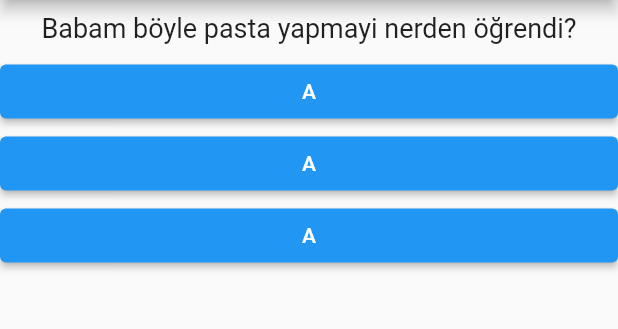
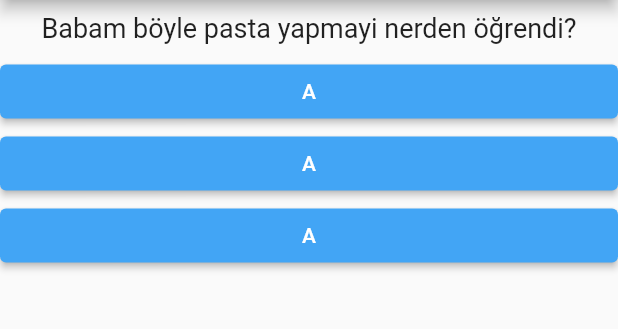
Before and after one commit to alptekinsarilar/myQuizApp, a Flutter app: the screen it shows after launch, on a phone screen of 412 x 824 dp, the part 84-413 px from its top. Run offline on Flutter 3.47's test engine with Material 2 defaults, Android fonts, the phone set to English and light mode, and no system bars.

Commit message:
comments adedd and answer buttons' background colors changed

```diff
--- a/lib/answer.dart
+++ b/lib/answer.dart
@@ -10,9 +10,12 @@ class Answer extends StatelessWidget {
     return Container(
       width: double.infinity,
       child: ElevatedButton(
-              onPressed: selectHandler,
-              child: Text('A'),
-            ),
+        onPressed: selectHandler,
+        child: Text('A'),
+        style: ButtonStyle(
+          backgroundColor: MaterialStateProperty.all(Colors.blue.shade400),
+        ),
+      ),
     );
   }
 }
--- a/lib/main.dart
+++ b/lib/main.dart
@@ -17,8 +17,10 @@ class _MyAppState extends State<MyApp> {
   late List<String> questions;
   var _questionIndex = 0;
 
+
   void answerQuestion() {
-    /* setState() is a "trigger" that informs Flutter that it needs to re-run build() of the Widget. */
+    //setState() is a "trigger" that informs Flutter that it needs to re-run build() of theWidget.
+    //Since it does not have a parameter, we will callBack this function from the files which we need to access this as a VoidCallBack class which is in the material.dart package. If it would have a parameter then we should store it's pointer with a type Function.
 
     setState(() {
       if (_questionIndex < questions.length - 1) _questionIndex++;
```
